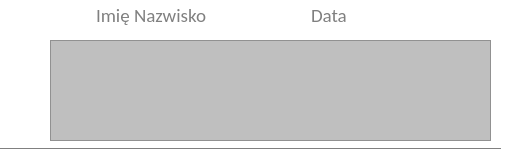
Before: the Qt Designer form noteblock.ui in RStravinsky/CarReservation, drawn with Qt 5.
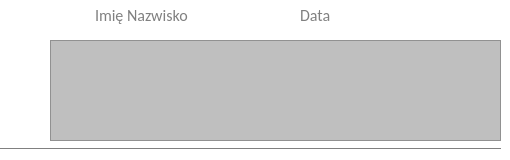
After: the same form once the commit is applied. Icons and pictures are not drawn.

Patch:
```diff
--- a/noteblock.ui
+++ b/noteblock.ui
@@ -109,7 +109,7 @@
   <widget class="QLabel" name="lblDateImage">
    <property name="geometry">
     <rect>
-     <x>265</x>
+     <x>255</x>
      <y>0</y>
      <width>31</width>
      <height>31</height>
@@ -170,16 +170,16 @@
   <widget class="QLabel" name="lblDate">
    <property name="geometry">
     <rect>
-     <x>305</x>
+     <x>295</x>
      <y>0</y>
-     <width>181</width>
+     <width>201</width>
      <height>31</height>
     </rect>
    </property>
    <property name="font">
     <font>
      <family>Calibri</family>
-     <pointsize>14</pointsize>
+     <pointsize>12</pointsize>
      <weight>50</weight>
      <bold>false</bold>
     </font>
@@ -210,7 +210,7 @@
    <property name="font">
     <font>
      <family>Calibri</family>
-     <pointsize>14</pointsize>
+     <pointsize>12</pointsize>
      <weight>50</weight>
      <bold>false</bold>
     </font>
@@ -273,7 +273,7 @@
     <rect>
      <x>50</x>
      <y>40</y>
-     <width>441</width>
+     <width>451</width>
      <height>101</height>
     </rect>
    </property>
```
